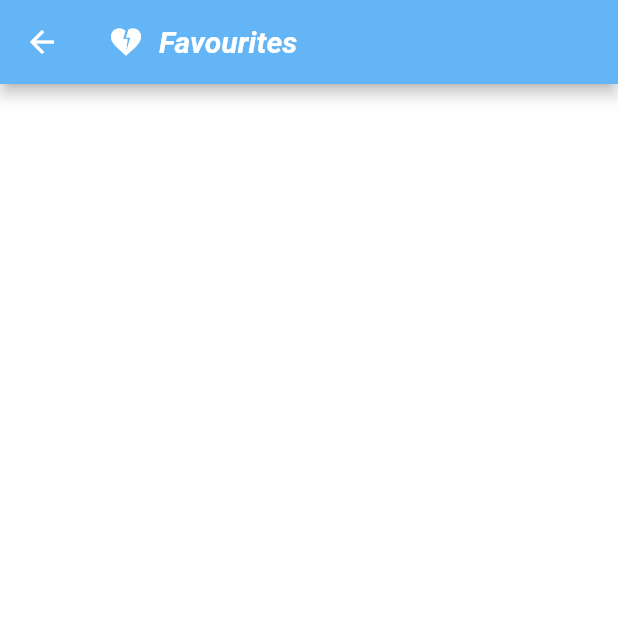
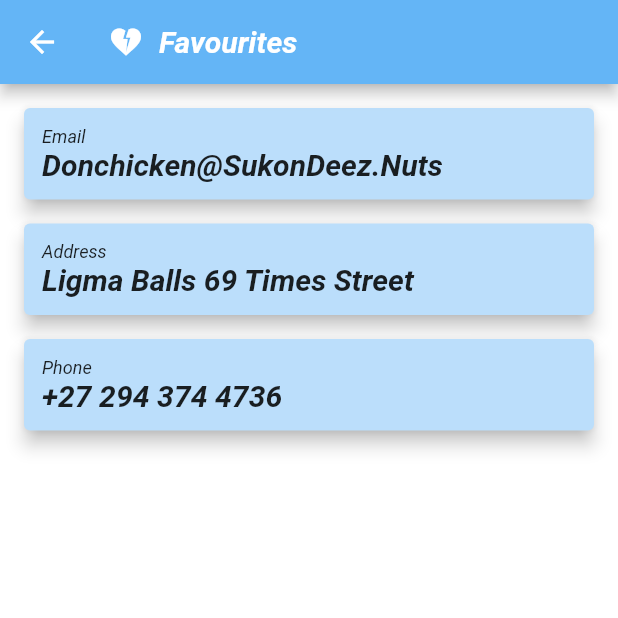
Before and after one commit to Aquarius-blake/level2, a Flutter app: the Fav screen opened by its route, on a phone screen of 412 x 824 dp, the top half of it. Run offline on Flutter 3.47's test engine with Material 2 defaults, Android fonts, the phone set to English and light mode, and no system bars.

Commit message:
Minor update

```diff
--- a/lib/pages/Fav.dart
+++ b/lib/pages/Fav.dart
@@ -31,6 +31,106 @@ fontWeight: FontWeight.bold,
     )
 ),
       ),
+      body: Column(
+        crossAxisAlignment: CrossAxisAlignment.stretch,
+        children: [
+          Card(
+            elevation: 5.0,
+            color: Colors.blue[100],
+            margin: EdgeInsets.fromLTRB(16.0, 16.0,16.0, 0),
+            child: Padding(
+              padding: const EdgeInsets.all(12.0),
+              child: Column(
+                crossAxisAlignment: CrossAxisAlignment.stretch,
+                children: [
+                  Text(
+                    "Email",
+                    style: TextStyle(
+
+                        fontStyle: FontStyle.italic,
+                        fontSize: 12.0
+                    ),
+                    textAlign: TextAlign.start,
+                  ),
+                  Text(
+                    "Donchicken@SukonDeez.Nuts",
+                    style: TextStyle(
+                        fontWeight: FontWeight.bold,
+                        fontStyle: FontStyle.italic,
+                        fontSize: 20.0
+                    ),
+                    textAlign: TextAlign.start,
+                  ),
+
+                ],
+              ),
+            ),
+          ),
+          Card(
+            elevation: 5.0,
+            color: Colors.blue[100],
+            margin: EdgeInsets.fromLTRB(16.0, 16.0,16.0, 0),
+            child: Padding(
+              padding: const EdgeInsets.all(12.0),
+              child: Column(
+                crossAxisAlignment: CrossAxisAlignment.stretch,
+                children: [
+                  Text(
+                    "Address",
+                    style: TextStyle(
+
+                        fontStyle: FontStyle.italic,
+                        fontSize: 12.0
+                    ),
+                    textAlign: TextAlign.start,
+                  ),
+                  Text(
+                    "Ligma Balls 69 Times Street",
+                    style: TextStyle(
+                        fontWeight: FontWeight.bold,
+                        fontStyle: FontStyle.italic,
+                        fontSize: 20.0
+                    ),
+                    textAlign: TextAlign.start,
+                  ),
+
+                ],
+              ),
+            ),
+          ),Card(
+            elevation: 5.0,
+            color: Colors.blue[100],
+            margin: EdgeInsets.fromLTRB(16.0, 16.0,16.0, 0),
+            child: Padding(
+              padding: const EdgeInsets.all(12.0),
+              child: Column(
+                crossAxisAlignment: CrossAxisAlignment.stretch,
+                children: [
+                  Text(
+                    "Phone",
+                    style: TextStyle(
+
+                        fontStyle: FontStyle.italic,
+                        fontSize: 12.0
+                    ),
+                    textAlign: TextAlign.start,
+                  ),
+                  Text(
+                    "+27 294 374 4736",
+                    style: TextStyle(
+                        fontWeight: FontWeight.bold,
+                        fontStyle: FontStyle.italic,
+                        fontSize: 20.0
+                    ),
+                    textAlign: TextAlign.start,
+                  ),
+
+                ],
+              ),
+            ),
+          ),
+        ],
+      ),
     );
   }
 }
```
